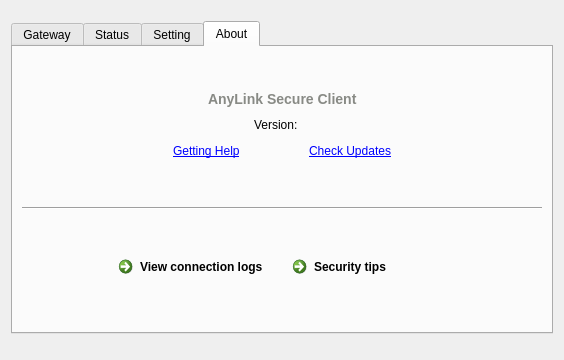
Qt form src/anylink.ui (tlslink/anylink-client) before a commit.
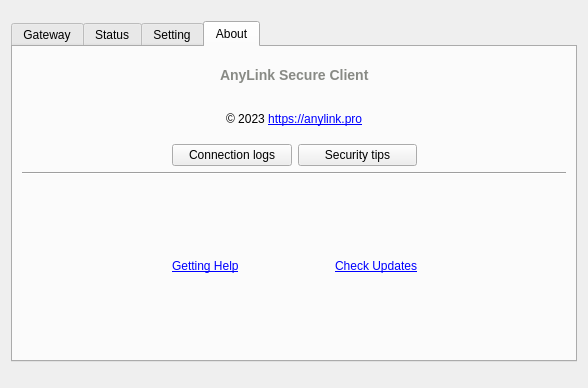
The same form after that commit. The open tabs and pages were chosen to show the change. Icons and pictures are not drawn. Custom widgets are drawn as their Qt base class.

```diff
--- a/src/anylink.ui
+++ b/src/anylink.ui
@@ -6,10 +6,16 @@
    <rect>
     <x>0</x>
     <y>0</y>
-    <width>564</width>
-    <height>360</height>
+    <width>588</width>
+    <height>388</height>
    </rect>
   </property>
+  <property name="sizePolicy">
+   <sizepolicy hsizetype="Preferred" vsizetype="Preferred">
+    <horstretch>0</horstretch>
+    <verstretch>0</verstretch>
+   </sizepolicy>
+  </property>
   <property name="windowTitle">
    <string/>
   </property>
@@ -599,58 +605,20 @@
        <string>About</string>
       </attribute>
       <layout class="QGridLayout" name="gridLayout_5">
-       <item row="3" column="0" colspan="3">
-        <widget class="Line" name="line">
+       <item row="0" column="0">
+        <spacer name="horizontalSpacer_12">
          <property name="orientation">
           <enum>Qt::Horizontal</enum>
          </property>
-        </widget>
-       </item>
-       <item row="4" column="1">
-        <spacer name="verticalSpacer_11">
-         <property name="orientation">
-          <enum>Qt::Vertical</enum>
-         </property>
          <property name="sizeHint" stdset="0">
           <size>
-           <width>20</width>
-           <height>16</height>
+           <width>64</width>
+           <height>20</height>
           </size>
          </property>
         </spacer>
        </item>
-       <item row="5" column="1">
-        <layout class="QHBoxLayout" name="horizontalLayout_6">
-         <item>
-          <widget class="QCommandLinkButton" name="buttonViewLog">
-           <property name="text">
-            <string>View connection logs</string>
-           </property>
-          </widget>
-         </item>
-         <item>
-          <widget class="QCommandLinkButton" name="buttonSecurityTips">
-           <property name="text">
-            <string>Security tips</string>
-           </property>
-          </widget>
-         </item>
-        </layout>
-       </item>
-       <item row="6" column="1">
-        <spacer name="verticalSpacer_12">
-         <property name="orientation">
-          <enum>Qt::Vertical</enum>
-         </property>
-         <property name="sizeHint" stdset="0">
-          <size>
-           <width>20</width>
-           <height>38</height>
-          </size>
-         </property>
-        </spacer>
-       </item>
-       <item row="1" column="1">
+       <item row="0" column="1">
         <layout class="QVBoxLayout" name="verticalLayout">
          <item>
           <layout class="QHBoxLayout" name="horizontalLayout_3">
@@ -707,14 +675,10 @@
            <item>
             <widget class="QLabel" name="label_16">
              <property name="text">
-              <string>Version:</string>
+              <string notr="true">&amp;copy; 2023 &lt;a href=&quot;https://anylink.pro&quot;&gt;&lt;span style=&quot; text-decoration: underline; color:#0000ff;&quot;&gt;https://anylink.pro&lt;/span&gt;&lt;/a&gt;</string>
              </property>
-            </widget>
-           </item>
-           <item>
-            <widget class="QLabel" name="labelVersion">
-             <property name="text">
-              <string notr="true"/>
+             <property name="openExternalLinks">
+              <bool>true</bool>
              </property>
             </widget>
            </item>
@@ -733,21 +697,34 @@
            </item>
           </layout>
          </item>
+        </layout>
+       </item>
+       <item row="1" column="1">
+        <layout class="QHBoxLayout" name="horizontalLayout_6">
          <item>
-          <layout class="QHBoxLayout" name="horizontalLayout_4">
+          <widget class="QPushButton" name="buttonViewLog">
+           <property name="focusPolicy">
+            <enum>Qt::NoFocus</enum>
+           </property>
+           <property name="text">
+            <string>Connection logs</string>
+           </property>
+          </widget>
+         </item>
            <item>
-            <spacer name="horizontalSpacer_17">
-             <property name="orientation">
-              <enum>Qt::Horizontal</enum>
-             </property>
-             <property name="sizeHint" stdset="0">
-              <size>
-               <width>40</width>
-               <height>20</height>
-              </size>
-             </property>
-            </spacer>
-           </item>
+          <widget class="QPushButton" name="buttonSecurityTips">
+           <property name="focusPolicy">
+            <enum>Qt::NoFocus</enum>
+           </property>
+           <property name="text">
+            <string>Security tips</string>
+           </property>
+          </widget>
+         </item>
+        </layout>
+       </item>
+       <item row="4" column="1" rowspan="2">
+        <layout class="QHBoxLayout" name="horizontalLayout_7">
            <item>
             <widget class="QLabel" name="labelHelp">
              <property name="text">
@@ -762,17 +739,32 @@
             </widget>
            </item>
            <item>
-            <spacer name="horizontalSpacer_16">
-             <property name="orientation">
-              <enum>Qt::Horizontal</enum>
-             </property>
-             <property name="sizeHint" stdset="0">
+          <widget class="QLabel" name="label_14">
+           <property name="sizePolicy">
+            <sizepolicy hsizetype="Fixed" vsizetype="Fixed">
+             <horstretch>0</horstretch>
+             <verstretch>0</verstretch>
+            </sizepolicy>
+           </property>
+           <property name="maximumSize">
               <size>
-               <width>40</width>
-               <height>20</height>
-              </size>
-             </property>
-            </spacer>
+             <width>128</width>
+             <height>128</height>
+            </size>
+           </property>
+           <property name="text">
+            <string/>
+           </property>
+           <property name="pixmap">
+            <pixmap resource="../systray.qrc">:/assets/donate.JPG</pixmap>
+           </property>
+           <property name="scaledContents">
+            <bool>true</bool>
+           </property>
+           <property name="alignment">
+            <set>Qt::AlignCenter</set>
+           </property>
+          </widget>
            </item>
            <item>
             <widget class="QLabel" name="labelUpdate">
@@ -784,37 +776,9 @@
              </property>
             </widget>
            </item>
-           <item>
-            <spacer name="horizontalSpacer_18">
-             <property name="orientation">
-              <enum>Qt::Horizontal</enum>
-             </property>
-             <property name="sizeHint" stdset="0">
-              <size>
-               <width>40</width>
-               <height>20</height>
-              </size>
-             </property>
-            </spacer>
-           </item>
-          </layout>
-         </item>
-        </layout>
-       </item>
-       <item row="1" column="0">
-        <spacer name="horizontalSpacer_12">
-         <property name="orientation">
-          <enum>Qt::Horizontal</enum>
-         </property>
-         <property name="sizeHint" stdset="0">
-          <size>
-           <width>64</width>
-           <height>20</height>
-          </size>
-         </property>
-        </spacer>
-       </item>
-       <item row="1" column="2">
+        </layout>
+       </item>
+       <item row="0" column="2">
         <spacer name="horizontalSpacer_13">
          <property name="orientation">
           <enum>Qt::Horizontal</enum>
@@ -827,31 +791,12 @@
          </property>
         </spacer>
        </item>
-       <item row="2" column="1">
-        <spacer name="verticalSpacer_6">
+       <item row="2" column="0" colspan="3">
+        <widget class="Line" name="line">
          <property name="orientation">
-          <enum>Qt::Vertical</enum>
+          <enum>Qt::Horizontal</enum>
          </property>
-         <property name="sizeHint" stdset="0">
-          <size>
-           <width>20</width>
-           <height>40</height>
-          </size>
-         </property>
-        </spacer>
-       </item>
-       <item row="0" column="1">
-        <spacer name="verticalSpacer_13">
-         <property name="orientation">
-          <enum>Qt::Vertical</enum>
-         </property>
-         <property name="sizeHint" stdset="0">
-          <size>
-           <width>20</width>
-           <height>15</height>
-          </size>
-         </property>
-        </spacer>
+        </widget>
        </item>
       </layout>
      </widget>
```
Left out of the diff: 19 changed lines with no effect on the pictures. Lines whose indentation alone changed are shown as unchanged.
